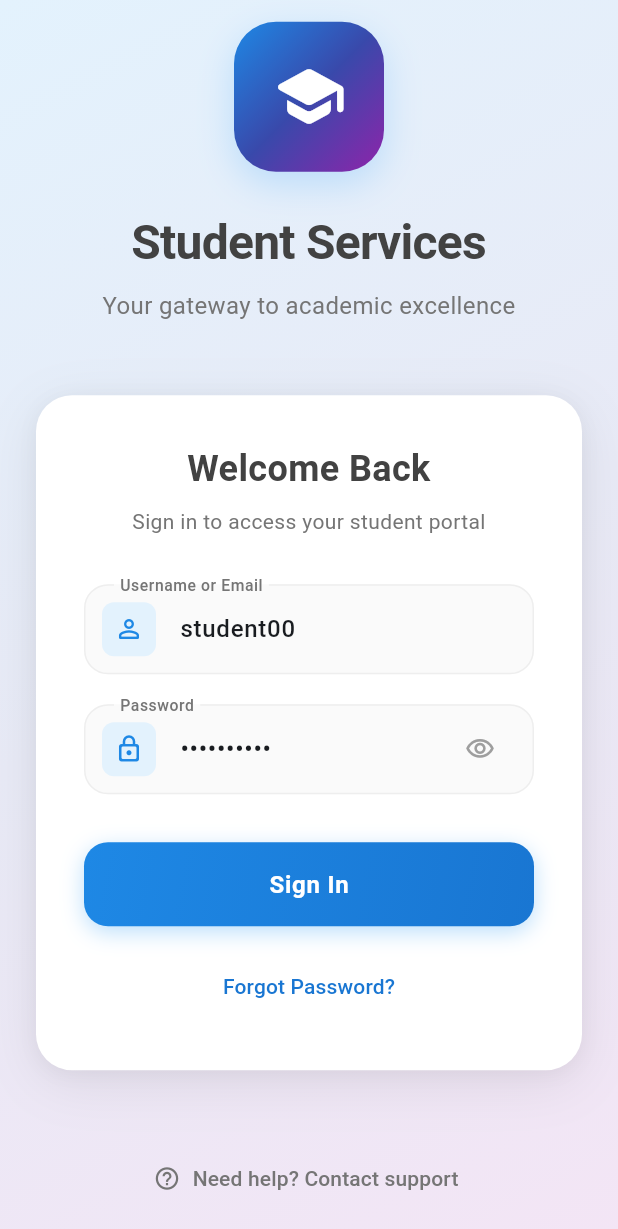
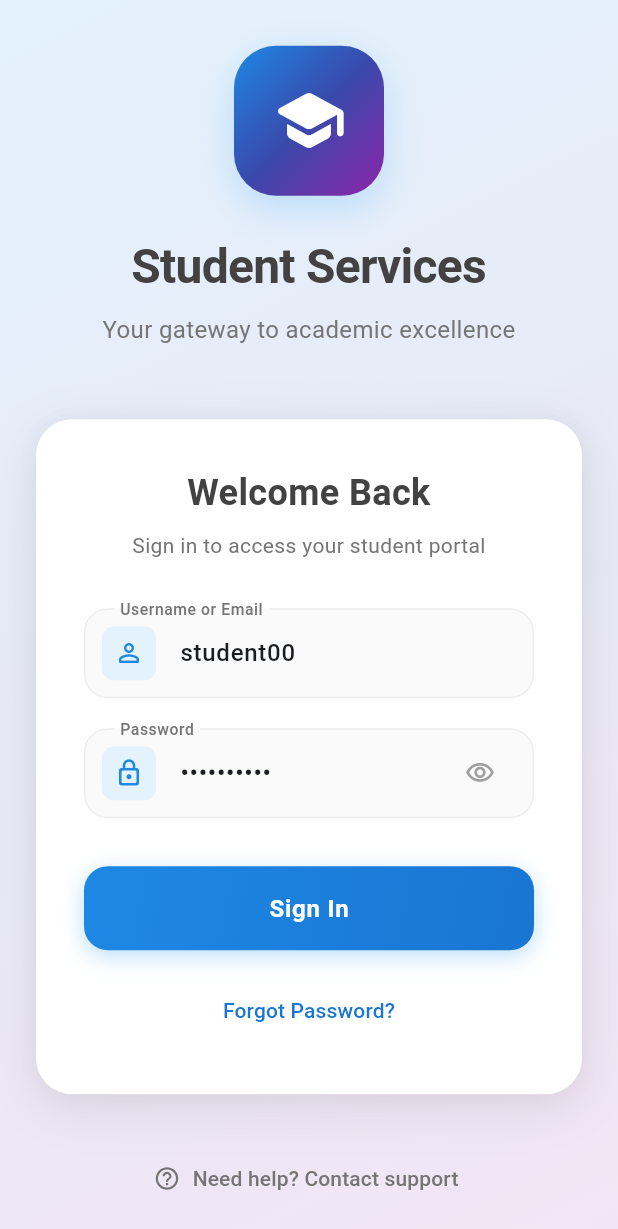
Before and after one commit to alihameed321/student-mobile-flutter, a Flutter app: the screen it shows after launch, on a phone screen of 412 x 824 dp. Shown: the top 1229 px of the screen. Run offline on Flutter 3.47's test engine with Material 3 defaults, Android fonts, the light colour scheme and no system bars; our stand-ins replace dartz, dio, equatable, flutter_bloc, get_it, shared_preferences.

Commit message:
fix login

```diff
--- a/lib/features/auth/presentation/pages/login_page.dart
+++ b/lib/features/auth/presentation/pages/login_page.dart
@@ -1,3 +1,4 @@
+import 'package:flutter/foundation.dart';
 import 'package:flutter/material.dart';
 import 'package:flutter_bloc/flutter_bloc.dart';
 import '../bloc/auth_bloc.dart';
@@ -85,6 +86,7 @@ class LoginPage extends StatelessWidget {
       children: [
         // Logo with modern design
         Container(
+          margin: EdgeInsets.only(top: 16) ,
           width: 100,
           height: 100,
           decoration: BoxDecoration(
@@ -224,7 +226,7 @@ class LoginPage extends StatelessWidget {
         //   ),
         // ),
 
-        const SizedBox(height: 16),
+        // const SizedBox(height: 16),
 
         TextButton.icon(
           onPressed: () {
```
